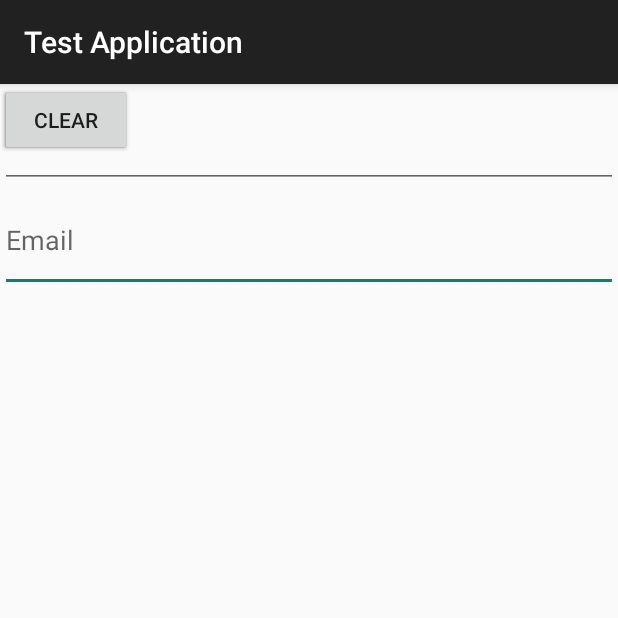
After one commit to ilayloffer/Test-Application, an Android app: the spActivity screen opened directly, with no data from a screen before it, on a phone screen of 412 x 824 dp, the top half of it. The commit adds this screen. Run offline under Robolectric (Android 15) with nearby library versions, the phone set to English and light mode, and no system bars; 7 statements that could not run were skipped.

Commit message:
shared preferance

```diff
--- a/app/src/main/AndroidManifest.xml
+++ b/app/src/main/AndroidManifest.xml
@@ -10,8 +10,11 @@
         android:label="@string/app_name"
         android:roundIcon="@mipmap/ic_launcher_round"
         android:supportsRtl="true"
-        android:theme="@style/Theme.TestApplication"
+        android:theme="@style/Base.Theme"
         tools:targetApi="31">
+        <activity
+            android:name=".spActivity"
+            android:exported="false" />
         <activity
             android:name=".MainActivity"
             android:exported="true">
--- /dev/null
+++ b/app/src/main/java/com/example/testapplication/spActivity.java
@@ -0,0 +1,84 @@
+package com.example.testapplication;
+
+import android.content.Context;
+import android.content.SharedPreferences;
+import android.os.Bundle;
+import android.view.View;
+import android.widget.TextView;
+
+import androidx.activity.EdgeToEdge;
+import androidx.appcompat.app.AppCompatActivity;
+import androidx.core.graphics.Insets;
+import androidx.core.view.ViewCompat;
+import androidx.core.view.WindowInsetsCompat;
+
+public class spActivity extends AppCompatActivity {
+    SharedPreferences sharedpreferences;
+    TextView userName;
+    TextView email;
+    public static final String mypreference = "mypref";
+    public static final String Name = "userNameKey";
+    public static final String Email = "emailKey";
+
+    @Override
+    protected void onCreate(Bundle savedInstanceState) {
+        super.onCreate(savedInstanceState);
+        EdgeToEdge.enable(this);
+        setContentView(R.layout.activity_sp);
+        ViewCompat.setOnApplyWindowInsetsListener(findViewById(R.id.main), (v, insets) -> {
+            Insets systemBars = insets.getInsets(WindowInsetsCompat.Type.systemBars());
+            v.setPadding(systemBars.left, systemBars.top, systemBars.right, systemBars.bottom);
+            return insets;
+        });
+    }
+
+    {
+        SharedPreferences pref = getApplicationContext().getSharedPreferences("MyPref", 0); // 0 - for private mode
+        SharedPreferences.Editor editor = pref.edit();
+
+       // editor.putBoolean("music", true); // Storing boolean - true/false
+        editor.putString("userName", "string value"); // Storing string
+        editor.putInt("level", Integer.parseInt("int value")); // Storing integer
+
+
+        editor.commit(); // commit changes
+
+
+        pref.getString("userName", null); // getting String
+        pref.getInt("level", -1); // getting Integer
+       // boolean music = pref.getBoolean("music", null);// getting boolean
+    }
+
+
+    public void Save(View view) {
+        String n = userName.getText().toString();
+        String e = email.getText().toString();
+        SharedPreferences.Editor editor = sharedpreferences.edit();
+        editor.putString(Name, n);
+        editor.putString(Email, e);
+        editor.commit();
+    }
+
+    public void clear(View view) {
+        userName = (TextView) findViewById(R.id.etName);
+        email = (TextView) findViewById(R.id.etEmail);
+        userName.setText("");
+        email.setText("");
+
+    }
+
+    public void Get(View view) {
+        userName = (TextView) findViewById(R.id.etName);
+        email = (TextView) findViewById(R.id.etEmail);
+        sharedpreferences = getSharedPreferences(mypreference,
+                Context.MODE_PRIVATE);
+
+        if (sharedpreferences.contains(Name)) {
+            userName.setText(sharedpreferences.getString(Name, ""));
+        }
+        if (sharedpreferences.contains(Email)) {
+            email.setText(sharedpreferences.getString(Email, ""));
+
+        }
+    }
+}
--- /dev/null
+++ b/app/src/main/res/layout/activity_sp.xml
@@ -0,0 +1,77 @@
+<?xml version="1.0" encoding="utf-8"?>
+<androidx.constraintlayout.widget.ConstraintLayout xmlns:android="http://schemas.android.com/apk/res/android"
+    xmlns:app="http://schemas.android.com/apk/res-auto"
+    xmlns:tools="http://schemas.android.com/tools"
+    android:id="@+id/main"
+    android:layout_width="match_parent"
+    android:layout_height="match_parent"
+    tools:context=".spActivity">
+
+
+    <Button
+        android:id="@+id/btnSave"
+        android:layout_width="wrap_content"
+        android:layout_height="wrap_content"
+        android:layout_alignParentStart="true"
+        android:layout_centerVertical="true"
+        android:onClick="Save"
+        android:text="Save"
+        tools:layout_editor_absoluteX="161dp"
+        tools:layout_editor_absoluteY="596dp"
+        tools:ignore="MissingConstraints" />
+
+    <Button
+        android:id="@+id/btnRetr"
+        android:layout_width="wrap_content"
+        android:layout_height="wrap_content"
+        android:layout_centerHorizontal="true"
+        android:layout_centerVertical="true"
+        android:onClick="Get"
+        android:text="Retrieve"
+        tools:layout_editor_absoluteX="73dp"
+        tools:layout_editor_absoluteY="596dp"
+        tools:ignore="MissingConstraints" />
+
+    <Button
+        android:id="@+id/btnClear"
+        android:layout_width="wrap_content"
+        android:layout_height="wrap_content"
+        android:layout_alignEnd="@+id/etEmail"
+        android:layout_alignParentEnd="true"
+        android:layout_centerVertical="true"
+        android:onClick="clear"
+        android:text="Clear"
+        tools:layout_editor_absoluteX="249dp"
+        tools:layout_editor_absoluteY="596dp"
+        tools:ignore="MissingConstraints" />
+
+    <EditText
+        android:id="@+id/etEmail"
+        android:layout_width="412dp"
+        android:layout_height="69dp"
+        android:layout_below="@+id/etName"
+        android:layout_alignParentEnd="true"
+        android:autofillHints=""
+        android:ems="10"
+        android:hint="Email"
+        android:inputType="textEmailAddress"
+        app:layout_constraintTop_toBottomOf="@+id/etName"
+        tools:ignore="MissingConstraints"
+        tools:layout_editor_absoluteX="0dp" />
+
+    <EditText
+        android:id="@+id/etName"
+        android:layout_width="412dp"
+        android:layout_height="69dp"
+        android:layout_alignStart="@+id/etEmail"
+        android:layout_alignParentTop="true"
+        android:autofillHints=""
+        android:ems="10"
+        android:hint="Name"
+        android:inputType="text"
+        app:layout_constraintEnd_toEndOf="parent"
+        app:layout_constraintHorizontal_bias="1.0"
+        app:layout_constraintStart_toStartOf="parent"
+        tools:ignore="MissingConstraints"
+        tools:layout_editor_absoluteY="42dp" />
+</androidx.constraintlayout.widget.ConstraintLayout>
--- a/app/src/main/res/menu/menu_main.xml
+++ b/app/src/main/res/menu/menu_main.xml
@@ -4,15 +4,14 @@
 
     <!-- Settings Menu Item -->
     <item
-        android:id="@+id/action_settings"
-        android:title="@string/settings"
         android:orderInCategory="100"
+        android:title="settings"
         app:showAsAction="ifRoom" />
 
     <!-- Help Menu Item -->
     <item
         android:id="@+id/action_help"
-        android:title="@string/help"
+        android:title="help"
         android:orderInCategory="200"
         app:showAsAction="ifRoom" />
 
--- a/app/src/main/res/values-night/themes.xml
+++ b/app/src/main/res/values-night/themes.xml
@@ -1,6 +1,6 @@
 <resources xmlns:tools="http://schemas.android.com/tools">
     <!-- Base application theme. -->
-    <style name="Base.Theme.TestApplication" parent="Theme.Material3.DayNight.NoActionBar">
+    <style name="Base.Theme.TestApplication" >
         <!-- Customize your dark theme here. -->
         <!-- <item name="colorPrimary">@color/my_dark_primary</item> -->
     </style>
--- a/app/src/main/res/values/themes.xml
+++ b/app/src/main/res/values/themes.xml
@@ -1,9 +1,6 @@
-<resources xmlns:tools="http://schemas.android.com/tools">
-    <!-- Base application theme. -->
-    <style name="Base.Theme.TestApplication" parent="Theme.Material3.DayNight.NoActionBar">
-        <!-- Customize your light theme here. -->
-        <!-- <item name="colorPrimary">@color/my_light_primary</item> -->
+<resources>
+    <style name="Base.Theme" parent="Theme.AppCompat.Light.DarkActionBar">
+        <!-- Add custom attributes here -->
     </style>
 
-    <style name="Theme.TestApplication" parent="Base.Theme.TestApplication" />
 </resources>
```
Also changed, not shown: app/src/main/java/com/example/testapplication/MainActivity.java (+16 -0 lines), app/src/main/res/layout/activity_main.xml (+11 -0 lines).
